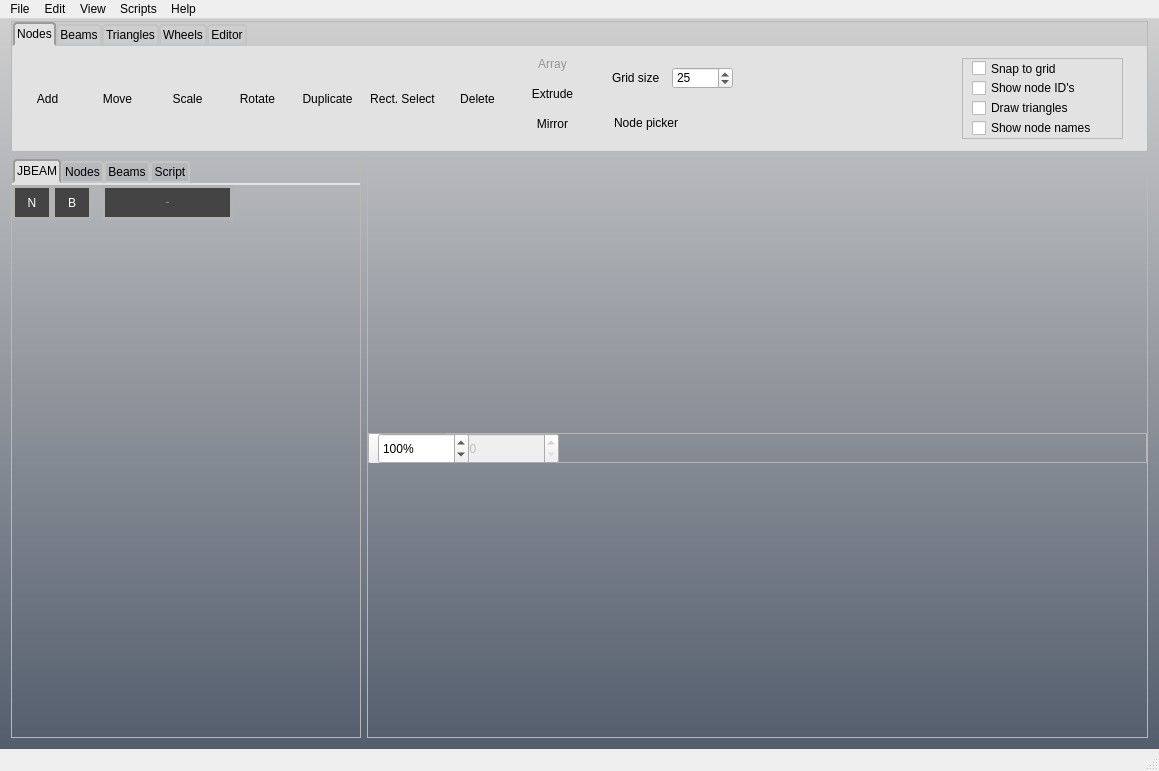
First picture: the form in source/mainwindow.ui, repository RORMasa/NodeBeamEditor, before the edit.
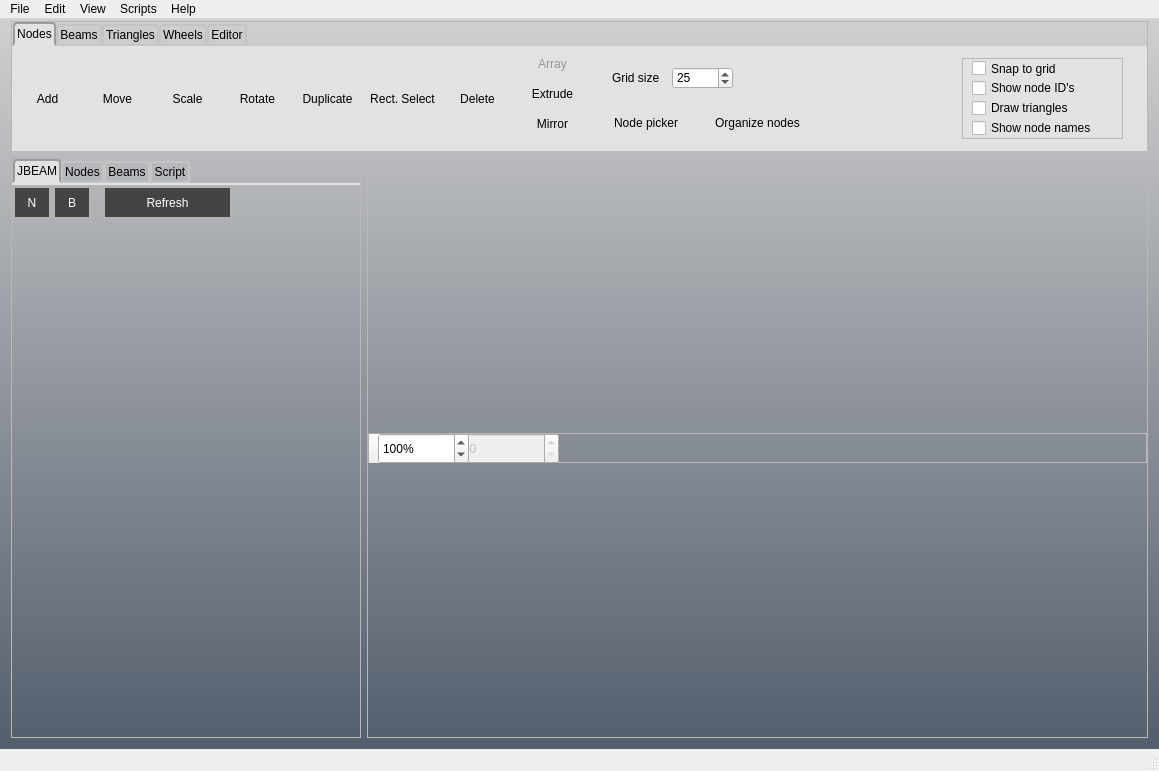
Second picture: the form after the edit. The open tabs and pages were chosen to show the change. Icons and pictures are not drawn.

Commit message:
New tool to group selected nodes in jbeam text file
Added tool that collects and groups selected nodes into jbeamtextbox at
node cursor position.

```diff
--- a/source/mainwindow.ui
+++ b/source/mainwindow.ui
@@ -655,6 +655,37 @@
               <enum>Qt::ToolButtonTextUnderIcon</enum>
              </property>
             </widget>
+            <widget class="QToolButton" name="toolButton_36">
+             <property name="geometry">
+              <rect>
+               <x>110</x>
+               <y>60</y>
+               <width>111</width>
+               <height>31</height>
+              </rect>
+             </property>
+             <property name="toolTip">
+              <string>Print node name in JBEAM textedit at cursor position.</string>
+             </property>
+             <property name="whatsThis">
+              <string/>
+             </property>
+             <property name="text">
+              <string>Organize nodes</string>
+             </property>
+             <property name="iconSize">
+              <size>
+               <width>60</width>
+               <height>60</height>
+              </size>
+             </property>
+             <property name="checkable">
+              <bool>false</bool>
+             </property>
+             <property name="toolButtonStyle">
+              <enum>Qt::ToolButtonTextUnderIcon</enum>
+             </property>
+            </widget>
            </widget>
            <widget class="QWidget" name="page">
             <widget class="QComboBox" name="comboBox_2">
@@ -1940,7 +1971,6 @@
                 </property>
                 <property name="font">
                  <font>
-                  <pointsize>-1</pointsize>
                   <weight>50</weight>
                   <italic>false</italic>
                   <bold>false</bold>
```
The commit also changes 8 other files.
